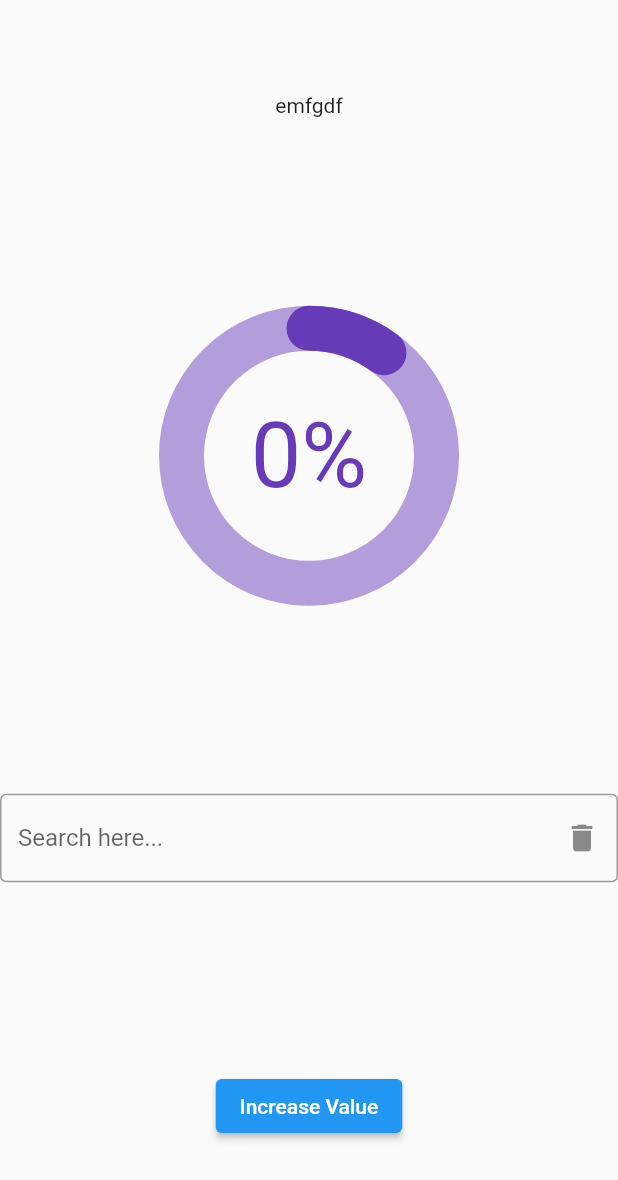
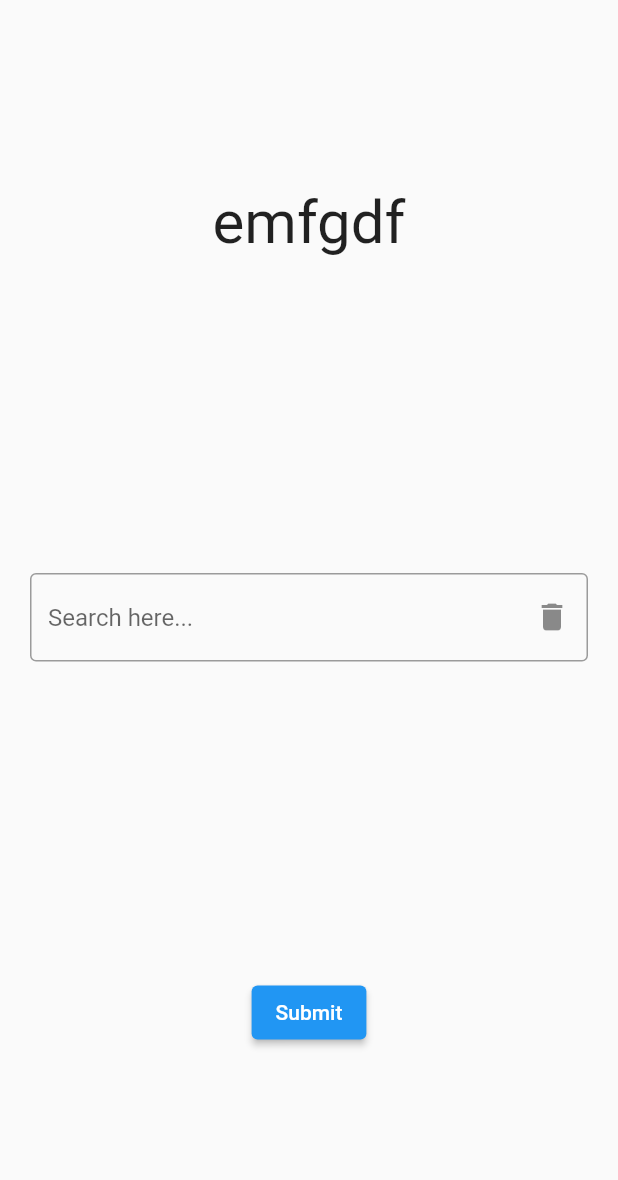
Before and after one commit to NajumSoft/TestingApp, a Flutter app: the screen it shows after launch, on a phone screen of 412 x 824 dp. Shown: the top 1180 px of the screen. Run offline on Flutter 3.47's test engine with Material 2 defaults, Android fonts, the phone set to English and light mode, and no system bars; drawn by our look-alikes of percent_indicator.

Commit message:
cleaning extra code

```diff
--- a/lib/main.dart
+++ b/lib/main.dart
@@ -1,6 +1,6 @@
-import 'package:TESTINGAPP/homepage.dart';
 import 'package:TESTINGAPP/myLandingPage.dart';
-import 'package:TESTINGAPP/src/raz.dart';
+import 'package:TESTINGAPP/src/prograssBar.dart';
+import 'package:TESTINGAPP/src/textField.dart';
 import 'package:flutter/material.dart';
 
 void main() {
@@ -14,6 +14,6 @@ class MyApp extends StatelessWidget {
     return MaterialApp(
         debugShowCheckedModeBanner: false,
         title: 'Flutter Demo',
-        home: homeOne());
+        home: myTextField());
   }
 }
--- a/lib/src/raz.dart
+++ /dev/null
@@ -1,91 +0,0 @@
-import 'dart:math';
-
-import 'package:flutter/material.dart';
-import 'package:percent_indicator/percent_indicator.dart';
-
-class homeOne extends StatefulWidget {
-  @override
-  _homeOneState createState() => _homeOneState();
-}
-
-class _homeOneState extends State<homeOne> {
-  double val = 0.1;
-  String statusShowing = '0%';
-  var _searchData = TextEditingController();
-  var _postedValue = 'emfgdf';
-  void _increaseVale() {
-    setState(() {
-      if (val < 1) {
-        val = Random().nextDouble();
-
-        var i = val * 100;
-        statusShowing = '$i%';
-      }
-    });
-  }
-
-  @override
-  Widget build(BuildContext context) {
-    return Scaffold(
-      body: Container(
-        width: MediaQuery.of(context).size.width,
-        child: Column(
-          mainAxisAlignment: MainAxisAlignment.spaceAround,
-          crossAxisAlignment: CrossAxisAlignment.center,
-          children: [
-            Container(
-              child: Text(_postedValue),
-            ),
-            CircularPercentIndicator(
-              animation: true,
-              animationDuration: 500,
-              animateFromLastPercent: true,
-              radius: 200,
-              lineWidth: 30,
-              percent: val,
-              progressColor: Colors.deepPurple,
-              backgroundColor: Colors.deepPurple.shade200,
-              circularStrokeCap: CircularStrokeCap.round,
-              center: Text(
-                '$statusShowing',
-                style: TextStyle(fontSize: 60, color: Colors.deepPurple),
-              ),
-            ),
-            // LinearPercentIndicator(
-            //   animation: true,
-            //   animationDuration: 500,
-            //   animateFromLastPercent: true,
-            //   percent: val,
-            //   lineHeight: 20,
-            //   progressColor: Colors.deepPurple,
-            //   backgroundColor: Colors.deepPurple.shade200,
-            //   center: Text(
-            //     '$statusShowing',
-            //     style: TextStyle(fontSize: 60, color: Colors.deepPurple),
-            //   ),
-            // ),
-
-            TextField(
-              controller: _searchData,
-              decoration: InputDecoration(
-                  border: OutlineInputBorder(),
-                  hintText: 'Search here...',
-                  suffixIcon: IconButton(
-                    icon: Icon(Icons.delete),
-                    onPressed: () => {_searchData.clear()},
-                  )),
-            ),
-            ElevatedButton(
-                onPressed: () => {
-                      setState(() {
-                        _postedValue = _searchData.text;
-                      }),
-                      _increaseVale()
-                    },
-                child: Text('Increase Value'))
-          ],
-        ),
-      ),
-    );
-  }
-}
--- /dev/null
+++ b/lib/src/textField.dart
@@ -0,0 +1,53 @@
+import 'dart:math';
+
+import 'package:flutter/material.dart';
+
+class myTextField extends StatefulWidget {
+  @override
+  _homeOneState createState() => _homeOneState();
+}
+
+class _homeOneState extends State<myTextField> {
+  var _searchData = TextEditingController();
+  var _postedValue = 'emfgdf';
+
+  @override
+  Widget build(BuildContext context) {
+    return Scaffold(
+      body: Container(
+        padding: EdgeInsets.all(20),
+        width: MediaQuery.of(context).size.width,
+        child: Column(
+          mainAxisAlignment: MainAxisAlignment.spaceAround,
+          crossAxisAlignment: CrossAxisAlignment.center,
+          children: [
+            Container(
+              child: Text(
+                _postedValue,
+                style: TextStyle(fontSize: 40),
+              ),
+            ),
+            TextField(
+              controller: _searchData,
+              decoration: InputDecoration(
+                  border: OutlineInputBorder(),
+                  hintText: 'Search here...',
+                  suffixIcon: IconButton(
+                    icon: Icon(Icons.delete),
+                    onPressed: () => {_searchData.clear()},
+                  )),
+            ),
+            ElevatedButton(
+                onPressed: () => {
+                      setState(() {
+                        _postedValue = _searchData.text;
+                        _searchData.clear();
+                      })
+                    },
+                child: Text('Submit'))
+          ],
+        ),
+      ),
+    );
+  }
+}
```
Also changed, not shown: lib/homepage.dart (deleted, +0 -40 lines), lib/src/prograssBar.dart (added, +74 -0 lines).
